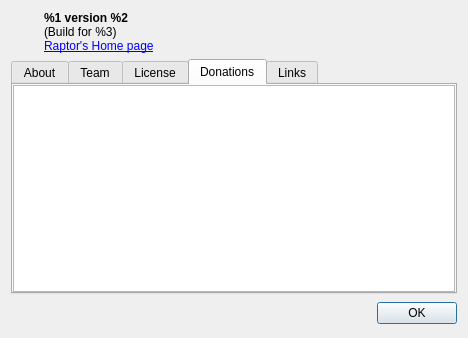
Before: the Qt Designer form src/ui/about.ui in yag00/raptor, drawn with Qt 5.
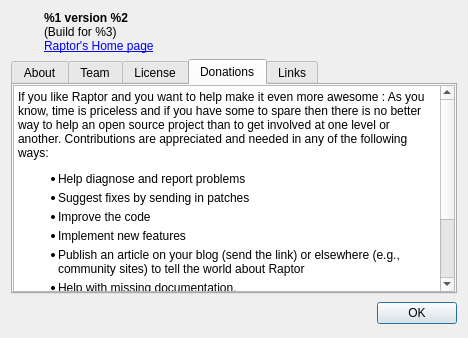
After: the same form once the commit is applied. The open tabs and pages were chosen to show the change. Icons and pictures are not drawn.

Commit message: about dialog

The edit to the form file:
```diff
--- a/src/ui/about.ui
+++ b/src/ui/about.ui
@@ -122,6 +122,22 @@
       <property name="horizontalScrollBarPolicy">
        <enum>Qt::ScrollBarAlwaysOff</enum>
       </property>
+      <property name="html">
+       <string>&lt;!DOCTYPE HTML PUBLIC &quot;-//W3C//DTD HTML 4.0//EN&quot; &quot;http://www.w3.org/TR/REC-html40/strict.dtd&quot;&gt;
+&lt;html&gt;&lt;head&gt;&lt;meta name=&quot;qrichtext&quot; content=&quot;1&quot; /&gt;&lt;style type=&quot;text/css&quot;&gt;
+p, li { white-space: pre-wrap; }
+&lt;/style&gt;&lt;/head&gt;&lt;body style=&quot; font-family:'Ubuntu'; font-size:9pt; font-weight:400; font-style:normal;&quot;&gt;
+&lt;p style=&quot; margin-top:12px; margin-bottom:12px; margin-left:0px; margin-right:0px; -qt-block-indent:0; text-indent:0px; background-color:#ffffff;&quot;&gt;&lt;span style=&quot; font-family:'arial,sans-serif'; color:#000000; background-color:#ffffff;&quot;&gt;If you like Raptor and you want to help make it even more awesome : As you know, time is priceless and if you have some to spare then there is no better way to help an open source project than to get involved at one level or another. Contributions are appreciated and needed in any of the following ways:&lt;/span&gt;&lt;/p&gt;
+&lt;ul style=&quot;margin-top: 0px; margin-bottom: 0px; margin-left: 0px; margin-right: 0px; -qt-list-indent: 1;&quot;&gt;&lt;li style=&quot; font-family:'arial,sans-serif'; color:#000000;&quot; style=&quot; margin-top:12px; margin-bottom:5px; margin-left:0px; margin-right:0px; -qt-block-indent:0; text-indent:0px;&quot;&gt;Help diagnose and report problems&lt;/li&gt;
+&lt;li style=&quot; font-family:'arial,sans-serif'; color:#000000;&quot; style=&quot; margin-top:0px; margin-bottom:5px; margin-left:0px; margin-right:0px; -qt-block-indent:0; text-indent:0px;&quot;&gt;Suggest fixes by sending in patches&lt;/li&gt;
+&lt;li style=&quot; font-family:'arial,sans-serif'; color:#000000;&quot; style=&quot; margin-top:0px; margin-bottom:5px; margin-left:0px; margin-right:0px; -qt-block-indent:0; text-indent:0px;&quot;&gt;Improve the code&lt;/li&gt;
+&lt;li style=&quot; font-family:'arial,sans-serif'; color:#000000;&quot; style=&quot; margin-top:0px; margin-bottom:5px; margin-left:0px; margin-right:0px; -qt-block-indent:0; text-indent:0px;&quot;&gt;Implement new features&lt;/li&gt;
+&lt;li style=&quot; font-family:'arial,sans-serif'; color:#000000;&quot; style=&quot; margin-top:0px; margin-bottom:5px; margin-left:0px; margin-right:0px; -qt-block-indent:0; text-indent:0px;&quot;&gt;Publish an article on your blog (send the link) or elsewhere (e.g., community sites) to tell the world about Raptor&lt;/li&gt;
+&lt;li style=&quot; font-family:'arial,sans-serif'; color:#000000;&quot; style=&quot; margin-top:0px; margin-bottom:5px; margin-left:0px; margin-right:0px; -qt-block-indent:0; text-indent:0px;&quot;&gt;Help with missing documentation.&lt;/li&gt;
+&lt;li style=&quot; font-family:'arial,sans-serif'; color:#000000;&quot; style=&quot; margin-top:0px; margin-bottom:12px; margin-left:0px; margin-right:0px; -qt-block-indent:0; text-indent:0px;&quot;&gt;etc...&lt;/li&gt;&lt;/ul&gt;
+&lt;p style=&quot; margin-top:12px; margin-bottom:12px; margin-left:0px; margin-right:0px; -qt-block-indent:0; text-indent:0px; background-color:#ffffff;&quot;&gt;&lt;span style=&quot; font-family:'arial,sans-serif'; color:#000000; background-color:#ffffff;&quot;&gt;However, if you haven't got enough time but you still want to contribute, you can support Raptor development by making a donation :&lt;/span&gt;&lt;/p&gt;
+&lt;p align=&quot;center&quot; style=&quot; margin-top:12px; margin-bottom:12px; margin-left:0px; margin-right:0px; -qt-block-indent:0; text-indent:0px; background-color:#ffffff;&quot;&gt;&lt;a href=&quot;http://code.google.com/p/raptor/wiki/Donate&quot;&gt;&lt;span style=&quot; font-size:12pt; font-weight:600; text-decoration: underline; color:#0057ae;&quot;&gt;Go to Raptor Donation Page&lt;/span&gt;&lt;/a&gt;&lt;/p&gt;&lt;/body&gt;&lt;/html&gt;</string>
+      </property>
       <attribute name="title">
        <string comment="tab donations">Donations</string>
       </attribute>
```
Left out of the diff: 3 changed lines with no effect on the pictures. The commit also changes 1 other file.
